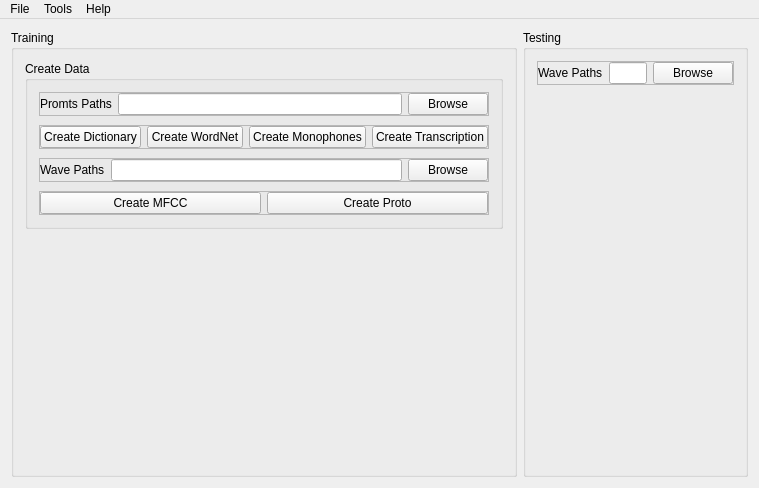
Qt form apps/speechrecognition/speechrecognition.ui (levanhong05/VietnameseSpeechRecognition) before a commit.
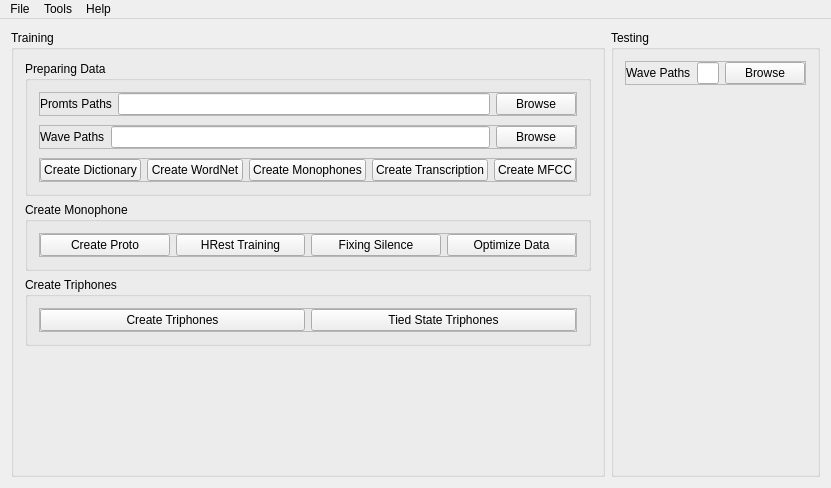
The same form after that commit. Icons and pictures are not drawn.

The edit to the form file:
```diff
--- a/apps/speechrecognition/speechrecognition.ui
+++ b/apps/speechrecognition/speechrecognition.ui
@@ -6,7 +6,7 @@
    <rect>
     <x>0</x>
     <y>0</y>
-    <width>759</width>
+    <width>772</width>
     <height>488</height>
    </rect>
   </property>
@@ -28,7 +28,7 @@
        <item>
         <widget class="QGroupBox" name="groupBox">
          <property name="title">
-          <string>Create Data</string>
+          <string>Preparing Data</string>
          </property>
          <layout class="QVBoxLayout" name="verticalLayout_2">
           <property name="spacing">
@@ -85,6 +85,54 @@
             </layout>
            </widget>
           </item>
+          <item>
+           <widget class="QFrame" name="frame_3">
+            <property name="frameShape">
+             <enum>QFrame::StyledPanel</enum>
+            </property>
+            <property name="frameShadow">
+             <enum>QFrame::Raised</enum>
+            </property>
+            <layout class="QHBoxLayout" name="horizontalLayout_4">
+             <property name="leftMargin">
+              <number>0</number>
+             </property>
+             <property name="topMargin">
+              <number>0</number>
+             </property>
+             <property name="rightMargin">
+              <number>0</number>
+             </property>
+             <property name="bottomMargin">
+              <number>0</number>
+             </property>
+             <item>
+              <widget class="QLabel" name="lblWavePath">
+               <property name="frameShape">
+                <enum>QFrame::NoFrame</enum>
+               </property>
+               <property name="text">
+                <string>Wave Paths</string>
+               </property>
+              </widget>
+             </item>
+             <item>
+              <widget class="QLineEdit" name="txtWavePath">
+               <property name="readOnly">
+                <bool>true</bool>
+               </property>
+              </widget>
+             </item>
+             <item>
+              <widget class="QPushButton" name="btnWaveBrowse">
+               <property name="text">
+                <string>Browse</string>
+               </property>
+              </widget>
+             </item>
+            </layout>
+           </widget>
+          </item>
           <item>
            <widget class="QFrame" name="frame_2">
             <property name="frameShape">
@@ -134,78 +182,6 @@
                </property>
               </widget>
              </item>
-            </layout>
-           </widget>
-          </item>
-          <item>
-           <widget class="QFrame" name="frame_3">
-            <property name="frameShape">
-             <enum>QFrame::StyledPanel</enum>
-            </property>
-            <property name="frameShadow">
-             <enum>QFrame::Raised</enum>
-            </property>
-            <layout class="QHBoxLayout" name="horizontalLayout_4">
-             <property name="leftMargin">
-              <number>0</number>
-             </property>
-             <property name="topMargin">
-              <number>0</number>
-             </property>
-             <property name="rightMargin">
-              <number>0</number>
-             </property>
-             <property name="bottomMargin">
-              <number>0</number>
-             </property>
-             <item>
-              <widget class="QLabel" name="lblWavePath">
-               <property name="frameShape">
-                <enum>QFrame::NoFrame</enum>
-               </property>
-               <property name="text">
-                <string>Wave Paths</string>
-               </property>
-              </widget>
-             </item>
-             <item>
-              <widget class="QLineEdit" name="txtWavePath">
-               <property name="readOnly">
-                <bool>true</bool>
-               </property>
-              </widget>
-             </item>
-             <item>
-              <widget class="QPushButton" name="btnWaveBrowse">
-               <property name="text">
-                <string>Browse</string>
-               </property>
-              </widget>
-             </item>
-            </layout>
-           </widget>
-          </item>
-          <item>
-           <widget class="QFrame" name="frame_5">
-            <property name="frameShape">
-             <enum>QFrame::StyledPanel</enum>
-            </property>
-            <property name="frameShadow">
-             <enum>QFrame::Raised</enum>
-            </property>
-            <layout class="QHBoxLayout" name="horizontalLayout_6">
-             <property name="leftMargin">
-              <number>0</number>
-             </property>
-             <property name="topMargin">
-              <number>0</number>
-             </property>
-             <property name="rightMargin">
-              <number>0</number>
-             </property>
-             <property name="bottomMargin">
-              <number>0</number>
-             </property>
              <item>
               <widget class="QPushButton" name="btnCreateMFCC">
                <property name="text">
@@ -213,6 +189,42 @@
                </property>
               </widget>
              </item>
+            </layout>
+           </widget>
+          </item>
+         </layout>
+        </widget>
+       </item>
+       <item>
+        <widget class="QGroupBox" name="groupBox_3">
+         <property name="title">
+          <string>Create Monophone</string>
+         </property>
+         <layout class="QVBoxLayout" name="verticalLayout_5">
+          <property name="spacing">
+           <number>9</number>
+          </property>
+          <item>
+           <widget class="QFrame" name="frame_7">
+            <property name="frameShape">
+             <enum>QFrame::StyledPanel</enum>
+            </property>
+            <property name="frameShadow">
+             <enum>QFrame::Raised</enum>
+            </property>
+            <layout class="QHBoxLayout" name="horizontalLayout_8">
+             <property name="leftMargin">
+              <number>0</number>
+             </property>
+             <property name="topMargin">
+              <number>0</number>
+             </property>
+             <property name="rightMargin">
+              <number>0</number>
+             </property>
+             <property name="bottomMargin">
+              <number>0</number>
+             </property>
              <item>
               <widget class="QPushButton" name="btnCreateProto">
                <property name="text">
@@ -220,6 +232,77 @@
                </property>
               </widget>
              </item>
+             <item>
+              <widget class="QPushButton" name="btnHRest">
+               <property name="text">
+                <string>HRest Training</string>
+               </property>
+              </widget>
+             </item>
+             <item>
+              <widget class="QPushButton" name="btnFixingSilence">
+               <property name="text">
+                <string>Fixing Silence</string>
+               </property>
+              </widget>
+             </item>
+             <item>
+              <widget class="QPushButton" name="btnOptimizeData">
+               <property name="text">
+                <string>Optimize Data</string>
+               </property>
+              </widget>
+             </item>
+            </layout>
+           </widget>
+          </item>
+         </layout>
+        </widget>
+       </item>
+       <item>
+        <widget class="QGroupBox" name="groupBox_2">
+         <property name="title">
+          <string>Create Triphones</string>
+         </property>
+         <layout class="QVBoxLayout" name="verticalLayout_4">
+          <property name="spacing">
+           <number>9</number>
+          </property>
+          <item>
+           <widget class="QFrame" name="frame_6">
+            <property name="frameShape">
+             <enum>QFrame::StyledPanel</enum>
+            </property>
+            <property name="frameShadow">
+             <enum>QFrame::Raised</enum>
+            </property>
+            <layout class="QHBoxLayout" name="horizontalLayout_7">
+             <property name="leftMargin">
+              <number>0</number>
+             </property>
+             <property name="topMargin">
+              <number>0</number>
+             </property>
+             <property name="rightMargin">
+              <number>0</number>
+             </property>
+             <property name="bottomMargin">
+              <number>0</number>
+             </property>
+             <item>
+              <widget class="QPushButton" name="btnCreateTriphones">
+               <property name="text">
+                <string>Create Triphones</string>
+               </property>
+              </widget>
+             </item>
+             <item>
+              <widget class="QPushButton" name="btnTiedTriphones">
+               <property name="text">
+                <string>Tied State Triphones</string>
+               </property>
+              </widget>
+             </item>
             </layout>
            </widget>
           </item>
@@ -319,7 +402,7 @@
     <rect>
      <x>0</x>
      <y>0</y>
-     <width>759</width>
+     <width>772</width>
      <height>21</height>
     </rect>
    </property>
```
